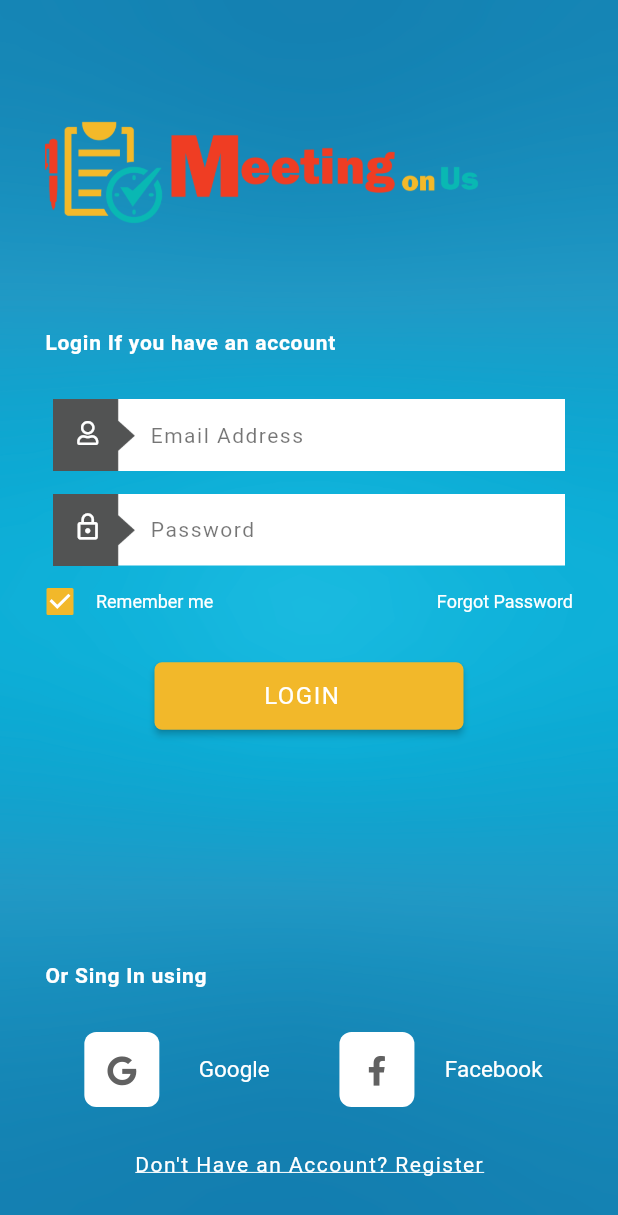
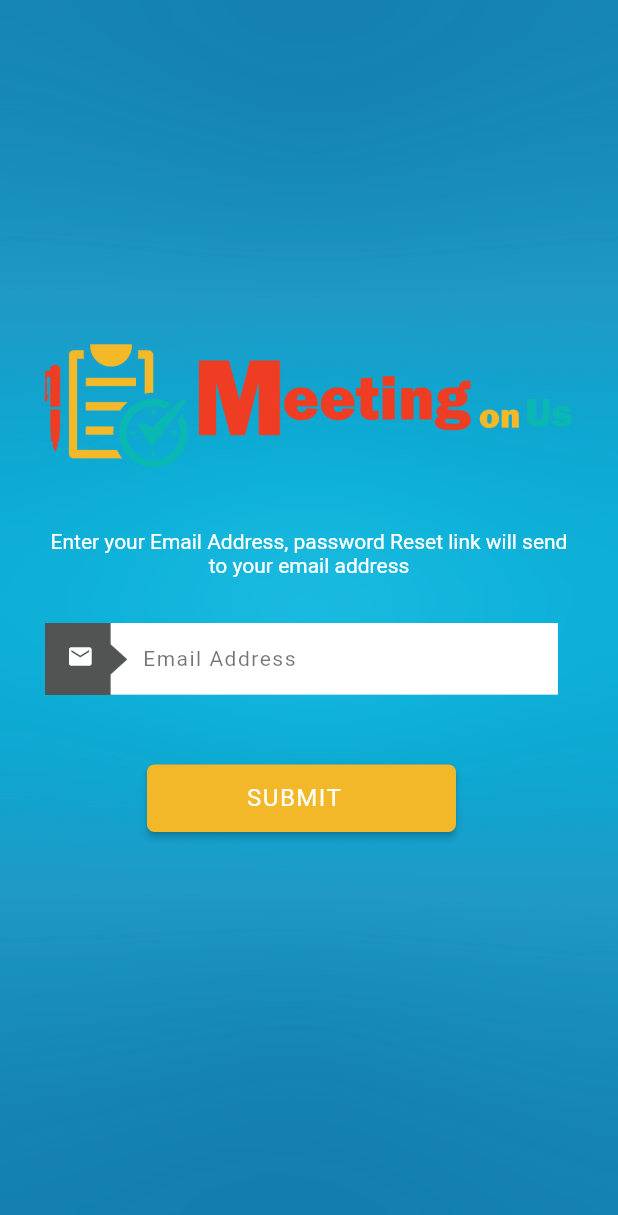
Before and after one commit to Dewruwan95/MeetingOnUs, a Flutter app: the screen it shows after launch, after a tap on "Forgot Password", on a phone screen of 412 x 824 dp. Shown: the top 1215 px of the screen. Run offline on Flutter 3.47's test engine with Material 2 defaults, Android fonts, the phone set to English and light mode, and no system bars; our stand-ins replace firebase_auth, firebase_core, font_awesome_flutter, google_sign_in; missing offline and left inert: flutter_login_facebook; accounts and stored records are empty; Roboto replaces fonts that are missing (OpenSansRegular, OpenSansSemiBold).

Commit message:
login, register and reset password screens designed

```diff
--- a/meetingonus/lib/main.dart
+++ b/meetingonus/lib/main.dart
@@ -1,5 +1,6 @@
 import 'package:flutter/material.dart';
 import 'package:meetingonus/screens/authentication/login.dart';
+import 'package:meetingonus/screens/authentication/password_reset.dart';
 import 'package:meetingonus/screens/authentication/register.dart';
 import 'package:flutter/services.dart';
 
--- a/meetingonus/lib/screens/authentication/login.dart
+++ b/meetingonus/lib/screens/authentication/login.dart
@@ -5,6 +5,7 @@ import 'package:flutter/material.dart';
 import 'package:flutter_login_facebook/flutter_login_facebook.dart';
 import 'package:font_awesome_flutter/font_awesome_flutter.dart';
 import 'package:google_sign_in/google_sign_in.dart';
+import 'package:meetingonus/screens/authentication/password_reset.dart';
 import 'package:meetingonus/screens/authentication/register.dart';
 import 'package:meetingonus/style/style.dart';
 
@@ -169,8 +170,8 @@ class _LoginState extends State<Login> {
     _passwordController.clear();
   }
 
-  //----------------------- navigation animation ------------------------
-  Route _createRoute() {
+  //----------------------- navigation animation for register------------------------
+  Route _navigateToRegister() {
     return PageRouteBuilder(
       pageBuilder: (context, animation, secondaryAnimation) => Register(),
       transitionsBuilder: (context, animation, secondaryAnimation, child) {
@@ -187,7 +188,24 @@ class _LoginState extends State<Login> {
       },
     );
   }
+  //----------------------- navigation animation for reset password ------------------------
+  Route _navigateToResetPassword() {
+    return PageRouteBuilder(
+      pageBuilder: (context, animation, secondaryAnimation) => PasswordReset(),
+      transitionsBuilder: (context, animation, secondaryAnimation, child) {
+        var begin = Offset(0.0, 1.0);
+        var end = Offset.zero;
+        var curve = Curves.fastOutSlowIn;
 
+        var tween = Tween(begin: begin, end: end).chain(CurveTween(curve: curve));
+
+        return SlideTransition(
+          position: animation.drive(tween),
+          child: child,
+        );
+      },
+    );
+  }
 
   @override
   Widget build(BuildContext context) {
@@ -393,8 +411,7 @@ class _LoginState extends State<Login> {
                                   ),
                                   InkWell(
                                     onTap: () {
-                                      // Navigator.of(context).pushNamed(ResetPassword.tag);--------- navigate reset password window
-                                    },
+                                      Navigator.of(context).push(_navigateToResetPassword());},
                                     child: Text(
                                       "Forgot Password",
                                       style: smallAddressWhiteSansRegular(),
@@ -546,7 +563,7 @@ class _LoginState extends State<Login> {
                   ),
                   InkWell(
                     onTap: () {
-                      Navigator.of(context).push(_createRoute());
+                      Navigator.of(context).push(_navigateToRegister());
                     },
                     child: Container(
                       alignment: AlignmentDirectional.center,
--- /dev/null
+++ b/meetingonus/lib/screens/authentication/password_reset.dart
@@ -0,0 +1,248 @@
+import 'package:firebase_auth/firebase_auth.dart';
+import 'package:firebase_core/firebase_core.dart';
+import 'package:flutter/material.dart';
+import 'package:font_awesome_flutter/font_awesome_flutter.dart';
+import 'package:meetingonus/screens/authentication/login.dart';
+import 'package:meetingonus/style/style.dart';
+
+final FirebaseAuth _auth = FirebaseAuth.instance;
+
+class PasswordReset extends StatefulWidget {
+  @override
+  _PasswordResetState createState() => _PasswordResetState();
+}
+
+class _PasswordResetState extends State<PasswordReset> {
+  final GlobalKey<FormState> _formKey = GlobalKey<FormState>();
+  final TextEditingController _emailController = TextEditingController();
+  final GlobalKey<ScaffoldState> _scaffoldKey = new GlobalKey<ScaffoldState>();
+
+  bool loading = false;
+
+  //-++++++++++++++++++++++++++++++++++++++++++++++++++++++++++ User Password Reset Function +++++++++++++++++++++++++++++++++++++++++
+
+  void _passwordReset() async {
+    setState(() {
+      loading = true;
+    });
+    WidgetsFlutterBinding.ensureInitialized();
+    await Firebase.initializeApp();
+    try {
+      await _auth.sendPasswordResetEmail(email: _emailController.text);
+      showInSnackBar(
+          'A Password Reset Link has been Sent to ${_emailController.text}');
+      setState(() {
+        loading = false;
+      });
+     // Navigator.of(context).push(_createRoute());
+    } catch (e) {
+      showInSnackBar(
+          'Incorrect Email or Your Connection Problem! Please Try Again.');
+      setState(() {
+        loading = false;
+      });
+    }
+  }
+
+//----------------------------------------------------- build snack bar ------------------------------
+  void showInSnackBar(String value) {
+    _scaffoldKey.currentState.showSnackBar(SnackBar(
+      content: Text(
+        value,
+        textAlign: TextAlign.center,
+      ),
+      duration: Duration(seconds: 3),
+    ));
+  }
+
+  //----------------------- navigation animation ------------------------
+  Route _createRoute() {
+    return PageRouteBuilder(
+      pageBuilder: (context, animation, secondaryAnimation) => Login(),
+      transitionsBuilder: (context, animation, secondaryAnimation, child) {
+        var begin = Offset(0.0, 1.0);
+        var end = Offset.zero;
+        var curve = Curves.fastOutSlowIn;
+
+        var tween =
+            Tween(begin: begin, end: end).chain(CurveTween(curve: curve));
+
+        return SlideTransition(
+          position: animation.drive(tween),
+          child: child,
+        );
+      },
+    );
+  }
+
+  @override
+  Widget build(BuildContext context) {
+    return Scaffold(
+      resizeToAvoidBottomInset: false,
+      key: _scaffoldKey,
+      body: GestureDetector(
+        onTap: () {
+          FocusScope.of(context).requestFocus(new FocusNode());
+        },
+        child: Stack(
+          // alignment: AlignmentDirectional.center,
+          fit: StackFit.expand,
+          children: <Widget>[
+            new Image(
+              image: new AssetImage("lib/assets/bg/background.png"),
+              fit: BoxFit.cover,
+            ),
+            Center(
+              child: SingleChildScrollView(
+                padding: EdgeInsets.fromLTRB(30.0, 0.0, 30.0, 30.0),
+                child: Column(
+                  mainAxisAlignment: MainAxisAlignment.center,
+                  crossAxisAlignment: CrossAxisAlignment.start,
+                  children: <Widget>[
+                    Image(
+                      image: AssetImage("lib/assets/icon/logowithtext.png"),
+                    ),
+                    Container(
+                      alignment: AlignmentDirectional.center,
+                      padding: EdgeInsets.fromLTRB(0.0, 40.0, 0.0, 30.0),
+                      child: Text(
+                        "Enter your Email Address, password Reset link will send to your email address",
+                        style: subTitleWhite2(),
+                        textAlign: TextAlign.center,
+                      ),
+                    ),
+                    Form(
+                      key: _formKey,
+                      child: Theme(
+                        data: ThemeData(
+                          brightness: Brightness.dark,
+                          accentColor: primary,
+                          inputDecorationTheme: new InputDecorationTheme(
+                            labelStyle: new TextStyle(
+                              color: primary,
+                              fontSize: 16.0,
+                            ),
+                          ),
+                        ),
+                        child: Column(
+                          mainAxisAlignment: MainAxisAlignment.center,
+                          crossAxisAlignment: CrossAxisAlignment.center,
+                          children: <Widget>[
+                            Container(
+                              padding: EdgeInsets.fromLTRB(0.0, 0.0, 0.0, 15.0),
+                              child: Stack(
+                                children: <Widget>[
+                                  Container(
+                                    width: screenWidth(context) * 0.83,
+                                    color: Colors.white,
+                                    padding: EdgeInsets.only(left: 65.0),
+                                    child: TextFormField(
+                                      textAlign: TextAlign.left,
+                                      cursorColor: border,
+                                      decoration: InputDecoration(
+                                        border: InputBorder.none,
+                                        hintText: 'Email Address',
+                                        hintStyle: hintStyleDark(),
+                                      ),
+                                      style: hintStyleDark(),
+                                      keyboardType: TextInputType.emailAddress,
+                                      validator: (value) => value.isEmpty
+                                          ? 'Email cannot be empty'
+                                          : !value.contains('@')
+                                              ? 'Incorrect Email'
+                                              : null,
+                                      controller: _emailController,
+                                      onSaved: (String value) {
+                                        _emailController.text = value;
+                                      },
+                                    ),
+                                  ),
+                                  Positioned(
+                                    top: -18.0,
+                                    left: -8.0,
+                                    right: (screenWidth(context) * 0.83) - 55.0,
+                                    child: Stack(
+                                      fit: StackFit.loose,
+                                      alignment: AlignmentDirectional.center,
+                                      children: <Widget>[
+                                        Image.asset(
+                                          "lib/assets/icon/sendicon.png",
+                                          fit: BoxFit.fitHeight,
+                                          height: 85,
+                                          width: 85,
+                                        ),
+                                        Padding(
+                                          padding: EdgeInsets.only(
+                                              bottom: 4.0, left: 0.0),
+                                          child: Icon(
+                                            Icons.mail,
+                                            color: Colors.white,
+                                            size: 18.0,
+                                          ),
+                                        ),
+                                      ],
+                                    ),
+                                  )
+                                ],
+                              ),
+                            ),
+                            Padding(
+                              padding: EdgeInsetsDirectional.only(
+                                  top: 30.0,
+                                  start: 45.0,
+                                  end: 45.0,
+                                  bottom: 10.0),
+                              child: RawMaterialButton(
+                                shape: RoundedRectangleBorder(
+                                  borderRadius: BorderRadius.circular(5.0),
+                                ),
+                                fillColor: secondary,
+                                child: Container(
+                                  height: 45.0,
+                                  width: screenWidth(context) * 0.5,
+                                  decoration: BoxDecoration(
+                                    borderRadius: BorderRadius.circular(5.0),
+                                  ),
+                                  child: Row(
+                                    mainAxisAlignment: MainAxisAlignment.center,
+                                    children: <Widget>[
+                                      Text(
+                                        'SUBMIT',
+                                        style: subTitleWhiteSansRegular(),
+                                      ),
+                                      new Padding(
+                                        padding: new EdgeInsets.only(
+                                            left: 5.0, right: 5.0),
+                                      ),
+                                      loading == true
+                                          ? new Image.asset(
+                                              'lib/assets/gif/load.gif',
+                                              width: 19.0,
+                                              height: 19.0,
+                                            )
+                                          : new Text(''),
+                                    ],
+                                  ),
+                                ),
+                                onPressed: () {
+                                  if (_formKey.currentState.validate()) {
+                                    _passwordReset();
+                                  }
+                                },
+                                splashColor: secondary,
+                              ),
+                            ),
+                          ],
+                        ),
+                      ),
+                    )
+                  ],
+                ),
+              ),
+            ),
+          ],
+        ),
+      ),
+    );
+  }
+}
--- a/meetingonus/lib/screens/authentication/register.dart
+++ b/meetingonus/lib/screens/authentication/register.dart
@@ -49,6 +49,7 @@ class _RegisterState extends State<Register> {
       setState(() {
         loading = false;
       });
+      Navigator.pop(context);
     } catch (e) {
       showInSnackBar('Registration Failed! Please Try Again');
       setState(() {
```
